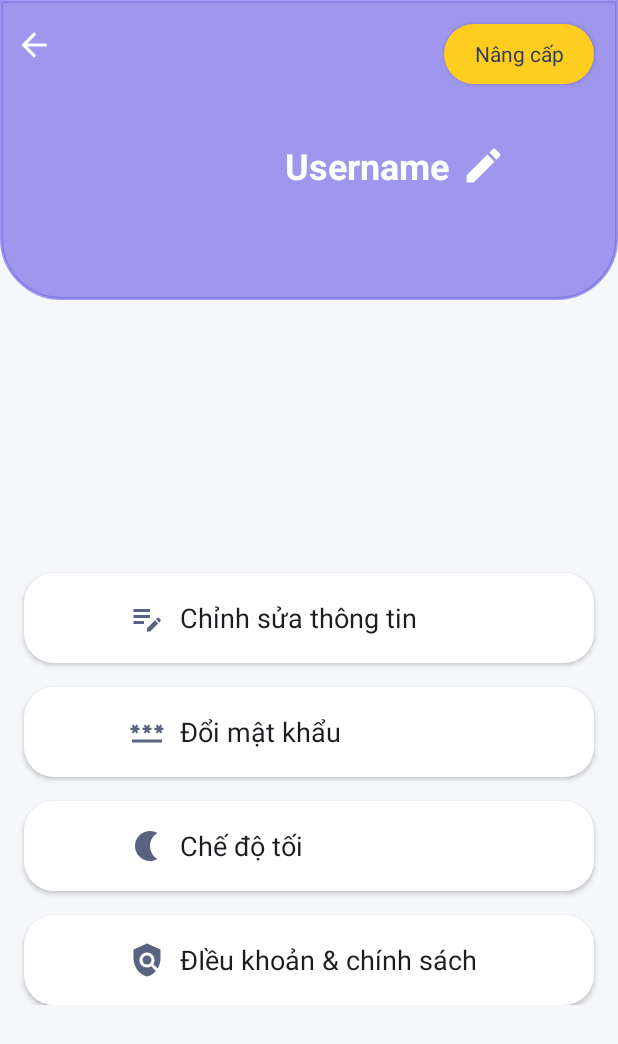
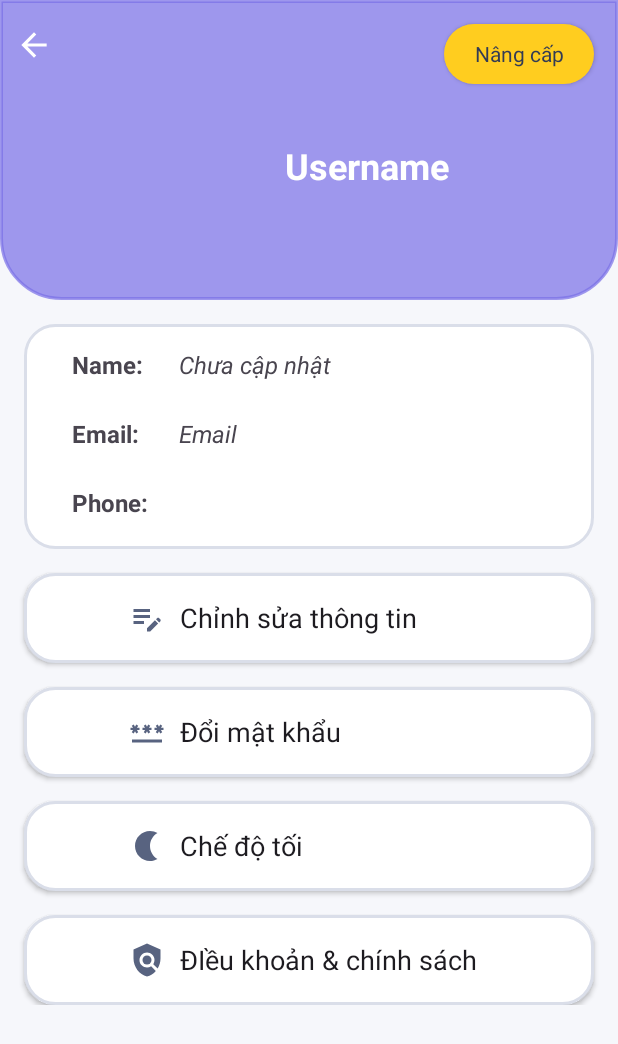
Before and after one commit to KhaKimThuy/Quiz-App, an Android app: the YourSettingActivity screen opened directly, with no data from a screen before it, on a phone screen of 412 x 824 dp. Shown: the top 1044 px of the screen. Run offline under Robolectric (Android 15) with nearby library versions, the phone set to English and light mode, and no system bars; our stand-ins replace CircleImageView; Roboto replaces fonts that are not available here.

Commit message:
Update setting

```diff
--- a/app/src/main/java/com/example/afinal/Activity/YourSettingActivity.kt
+++ b/app/src/main/java/com/example/afinal/Activity/YourSettingActivity.kt
@@ -55,7 +55,11 @@ class YourSettingActivity : AppCompatActivity() {
     }
 
     private fun loadUserInfo() {
-        binding.UserName.text = UserDTO.currentUser?.email ?: "Username"
+        binding.UserName.text = UserDTO.currentUser?.username ?: "Username"
+        binding.tvName.text = UserDTO.currentUser?.username ?: "Chưa cập nhật"
+        binding.tvEmailSt.text = UserDTO.currentUser?.email ?: "Email"
+        val intent = intent
+        binding.tvPhone.text = intent.getStringExtra("phone")
         if (UserDTO.currentUser?.avatarUrl == "") {
             binding.ava.setImageResource(R.drawable.avt)
         } else {
--- a/app/src/main/java/com/example/afinal/DTO/UserDTO.kt
+++ b/app/src/main/java/com/example/afinal/DTO/UserDTO.kt
@@ -7,7 +7,7 @@ class UserDTO{
     companion object {
         var currentUser: User? = null
         var userAvatar: Bitmap? = null
-        fun UpdateInfo(newEmail : String, newPass : String, newName : String, newAvatarUrl : String) {
+        fun UpdateInfo(newEmail : String, newPass : String, newName : String, newAvatarUrl : String, newPhone : String) {
             currentUser?.email = newEmail
             currentUser?.username = newName
             currentUser?.password = newPass
--- /dev/null
+++ b/app/src/main/res/drawable/baseline_phone_24.xml
@@ -0,0 +1,5 @@
+<vector android:height="24dp" android:tint="#586380"
+    android:viewportHeight="24" android:viewportWidth="24"
+    android:width="24dp" xmlns:android="http://schemas.android.com/apk/res/android">
+    <path android:fillColor="@android:color/white" android:pathData="M6.62,10.79c1.44,2.83 3.76,5.14 6.59,6.59l2.2,-2.2c0.27,-0.27 0.67,-0.36 1.02,-0.24 1.12,0.37 2.33,0.57 3.57,0.57 0.55,0 1,0.45 1,1V20c0,0.55 -0.45,1 -1,1 -9.39,0 -17,-7.61 -17,-17 0,-0.55 0.45,-1 1,-1h3.5c0.55,0 1,0.45 1,1 0,1.25 0.2,2.45 0.57,3.57 0.11,0.35 0.03,0.74 -0.25,1.02l-2.2,2.2z"/>
+</vector>
--- a/app/src/main/res/drawable/custom_shape_white_radius.xml
+++ b/app/src/main/res/drawable/custom_shape_white_radius.xml
@@ -2,6 +2,6 @@
 <shape xmlns:android="http://schemas.android.com/apk/res/android">
     <solid android:color="#FFFFFF"/>
     <corners android:radius="20dp"/>
-<!--    <stroke android:width="2dp"-->
-<!--        android:color="#dadee9"/>-->
+    <stroke android:width="2dp"
+        android:color="#dadee9"/>
 </shape>
--- a/app/src/main/res/layout/activity_your_setting.xml
+++ b/app/src/main/res/layout/activity_your_setting.xml
@@ -2,6 +2,7 @@
 <androidx.constraintlayout.widget.ConstraintLayout xmlns:android="http://schemas.android.com/apk/res/android"
     xmlns:app="http://schemas.android.com/apk/res-auto"
     xmlns:tools="http://schemas.android.com/tools"
+    android:id="@+id/t"
     android:layout_width="match_parent"
     android:layout_height="match_parent"
     android:background="#f6f7fb">
@@ -14,7 +15,7 @@
         app:layout_constraintEnd_toEndOf="parent"
         app:layout_constraintHorizontal_bias="0.0"
         app:layout_constraintStart_toStartOf="parent"
-        app:layout_constraintTop_toTopOf="parent" >
+        app:layout_constraintTop_toTopOf="parent">
 
     </androidx.constraintlayout.widget.ConstraintLayout>
 
@@ -49,23 +50,13 @@
         android:layout_height="wrap_content"
         android:layout_marginLeft="16dp"
         android:enabled="false"
-        android:text="edward_larry"
+        android:text="username"
         android:textColor="#FFFFFF"
         android:textSize="24dp"
         android:textStyle="bold"
         app:layout_constraintBottom_toBottomOf="@+id/ava"
         app:layout_constraintStart_toEndOf="@+id/ava"
         app:layout_constraintTop_toTopOf="@+id/ava" />
-
-    <ImageView
-        android:id="@+id/edit"
-        android:layout_width="30dp"
-        android:layout_height="30dp"
-        android:layout_marginStart="8dp"
-        android:src="@drawable/edit"
-        app:layout_constraintBottom_toBottomOf="@+id/UserName"
-        app:layout_constraintStart_toEndOf="@+id/UserName"
-        app:layout_constraintTop_toTopOf="@+id/UserName" />
 
     <ImageView
         android:id="@+id/imgBack"
@@ -79,7 +70,7 @@
 
     <ScrollView
         android:layout_width="match_parent"
-        android:layout_height="wrap_content"
+        android:layout_height="500dp"
         app:layout_constraintEnd_toEndOf="parent"
         app:layout_constraintHorizontal_bias="0.0"
         app:layout_constraintStart_toStartOf="parent"
@@ -95,10 +86,78 @@
                 android:id="@+id/constraintLayout7"
                 android:layout_width="380dp"
                 android:layout_height="150dp"
+                android:background="@drawable/custom_shape_white_radius"
                 app:layout_constraintEnd_toEndOf="parent"
                 app:layout_constraintStart_toStartOf="parent"
                 app:layout_constraintTop_toTopOf="parent">
 
+                <TextView
+                    android:id="@+id/textView9"
+                    android:layout_width="wrap_content"
+                    android:layout_height="wrap_content"
+                    android:layout_marginStart="32dp"
+                    android:layout_marginTop="16dp"
+                    android:text="Name:"
+                    android:textSize="16sp"
+                    android:textStyle="bold"
+                    app:layout_constraintStart_toStartOf="parent"
+                    app:layout_constraintTop_toTopOf="parent" />
+
+                <TextView
+                    android:id="@+id/textView23"
+                    android:layout_width="wrap_content"
+                    android:layout_height="wrap_content"
+                    android:layout_marginStart="32dp"
+                    android:layout_marginTop="24dp"
+                    android:text="Email:"
+                    android:textSize="16sp"
+                    android:textStyle="bold"
+                    app:layout_constraintStart_toStartOf="parent"
+                    app:layout_constraintTop_toBottomOf="@+id/textView9" />
+
+                <TextView
+                    android:id="@+id/textView29"
+                    android:layout_width="wrap_content"
+                    android:layout_height="wrap_content"
+                    android:layout_marginStart="32dp"
+                    android:layout_marginTop="24dp"
+                    android:text="Phone:"
+                    android:textSize="16sp"
+                    android:textStyle="bold"
+                    app:layout_constraintStart_toStartOf="parent"
+                    app:layout_constraintTop_toBottomOf="@+id/textView23" />
+
+                <TextView
+                    android:id="@+id/tvName"
+                    android:layout_width="wrap_content"
+                    android:layout_height="wrap_content"
+                    android:layout_marginStart="24dp"
+                    android:layout_marginTop="16dp"
+                    android:text="Chưa cập nhật"
+                    android:textSize="16sp"
+                    android:textStyle="italic"
+                    app:layout_constraintStart_toEndOf="@+id/textView9"
+                    app:layout_constraintTop_toTopOf="parent" />
+
+                <TextView
+                    android:id="@+id/tvEmailSt"
+                    android:layout_width="wrap_content"
+                    android:layout_height="wrap_content"
+                    android:text="Chưa cập nhật"
+                    android:textSize="16sp"
+                    android:textStyle="italic"
+                    app:layout_constraintStart_toStartOf="@+id/tvName"
+                    app:layout_constraintTop_toTopOf="@+id/textView23" />
+
+                <TextView
+                    android:id="@+id/tvPhone"
+                    android:layout_width="wrap_content"
+                    android:layout_height="wrap_content"
+                    android:text="Chưa cập nhật"
+                    android:textSize="16sp"
+                    android:textStyle="italic"
+                    app:layout_constraintStart_toStartOf="@+id/tvEmailSt"
+                    app:layout_constraintTop_toTopOf="@+id/textView29" />
             </androidx.constraintlayout.widget.ConstraintLayout>
 
             <androidx.appcompat.widget.AppCompatButton
```
Also changed, not shown: app/src/main/java/com/example/afinal/Activity/ActivityChangePassword.kt (+3 -4 lines), app/src/main/java/com/example/afinal/Activity/EditProfileActivity.kt (+63 -90 lines), app/src/main/res/layout/activity_edit_profile.xml (+8 -8 lines).
